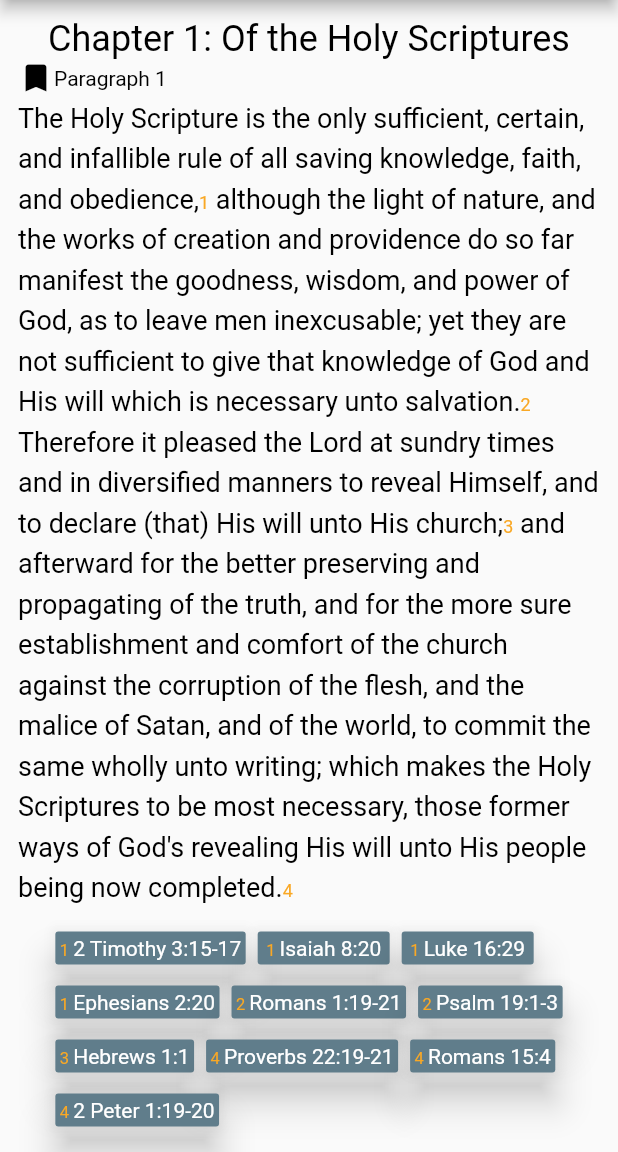
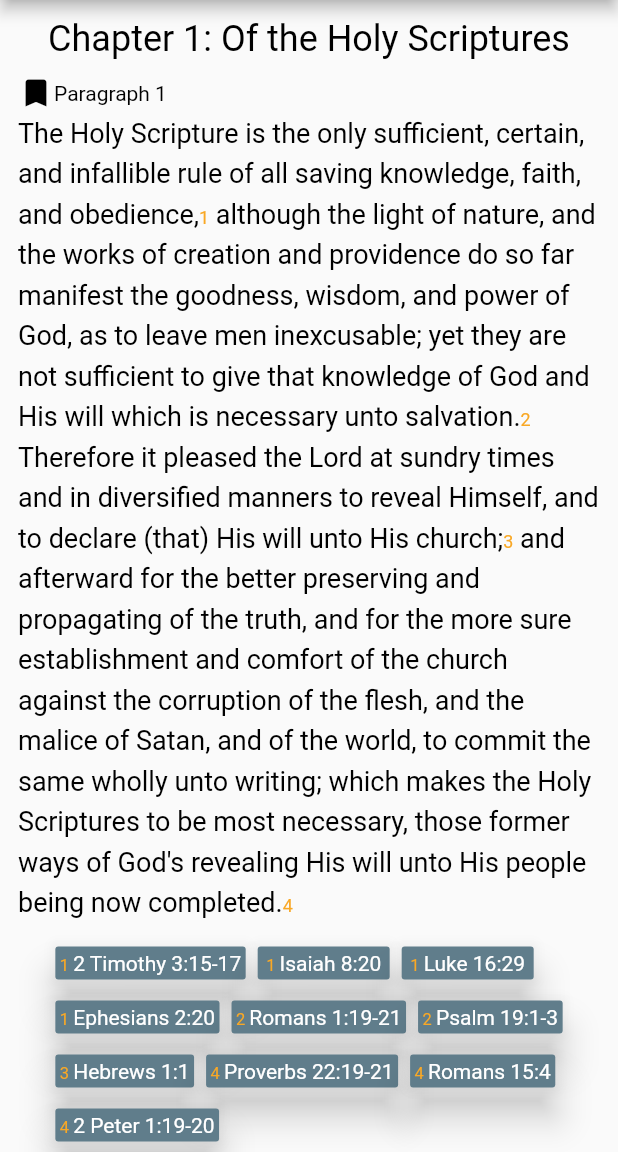
Before and after one commit to benhcleve/1689ConfessionFlutter, a Flutter app: the Chapter1 screen opened directly, on a phone screen of 412 x 824 dp, the part 84-1236 px from its top. Run offline on Flutter 3.47's test engine with Material 2 defaults, Android fonts, the phone set to English and light mode, and no system bars.

Commit message:
Finished Chapter 3, added dividers to paragraphs

```diff
--- a/lib/Components/page_layout.dart
+++ b/lib/Components/page_layout.dart
@@ -1,6 +1,7 @@
 import 'package:confession_app/Data/settings.dart';
 import 'package:confession_app/Screens/chapter_1.dart';
 import 'package:confession_app/Screens/chapter_2.dart';
+import 'package:confession_app/Screens/chapter_3.dart';
 import 'package:confession_app/Screens/settings_screen.dart';
 import 'package:flutter/material.dart';
 import 'package:confession_app/Components/page_route.dart';
@@ -13,8 +14,28 @@ class Layout {
     color: Colors.yellow[800],
   );
 
+  static Divider appDivider() {
+    if (Settings.isDarkMode)
+      return Divider(
+        color: Colors.white,
+        height: 0,
+        thickness: .5,
+        indent: 0,
+        endIndent: 0,
+      );
+    else {
+      return Divider(
+        color: Colors.black,
+        height: 0,
+        thickness: .5,
+        indent: 0,
+        endIndent: 0,
+      );
+    }
+  }
+
   static TextStyle plainTextBody() {
-    if (Settings.isDarkMode == true)
+    if (Settings.isDarkMode)
       return TextStyle(fontSize: 18, height: 1.5, color: Colors.white);
     else
       return TextStyle(fontSize: 18, height: 1.5, color: Colors.black);
@@ -50,6 +71,7 @@ class Layout {
           drawerButton(context, "Home", HomeScreen()),
           drawerButton(context, "Chapter 1", Chapter1()),
           drawerButton(context, "Chapter 2", Chapter2()),
+          drawerButton(context, "Chapter 3", Chapter3()),
           drawerButton(context, "Settings", SettingsScreen()),
         ],
       ),
@@ -58,7 +80,8 @@ class Layout {
 
   static SafeArea paragraph(Row title, List<TextSpan> sections, List<Padding> bibleVerses) {
     return SafeArea(
-      child: Column(children: [
+      child: Column(children: <Widget>[
+        SizedBox(height: 10),
         title,
         RichText(
           text: TextSpan(
@@ -69,6 +92,8 @@ class Layout {
           runSpacing: -20,
           children: bibleVerses,
         ),
+        SizedBox(height: 20),
+        appDivider(),
       ]),
     );
   }
--- a/lib/Data/settings.dart
+++ b/lib/Data/settings.dart
@@ -1,4 +1,4 @@
 class Settings {
-  static String selectedTranslation = 'ASV';
+  static String selectedTranslation = 'KJV';
   static bool isDarkMode = false;
 }
--- a/lib/Screens/chapter_1.dart
+++ b/lib/Screens/chapter_1.dart
@@ -27,6 +27,7 @@ class Chapter1 extends StatelessWidget {
             child: Column(
               children: [
                 Layout.cTitle("Chapter 1: Of the Holy Scriptures"),
+
                 //PARAGRAPH 1
                 Layout.paragraph(Layout.pTitle(1, par1), [
                   Layout.pSection(ChapterOneData.p1Sec1, 1),
@@ -45,12 +46,14 @@ class Chapter1 extends StatelessWidget {
                   BibleVerse.button(context, 4, "Romans 15:4"),
                   BibleVerse.button(context, 4, "2 Peter 1:19-20"),
                 ]),
+
                 //PARAGRAPH 2
                 Layout.paragraph(Layout.pTitle(2, par2), [
                   Layout.pSection(ChapterOneData.p2Sec5, 5),
                 ], [
                   BibleVerse.button(context, 5, "2 Timothy 3:16"),
                 ]),
+
                 //PARAGRAPH 3
                 Layout.paragraph(Layout.pTitle(3, par3), [
                   Layout.pSection(ChapterOneData.p3Sec6, 6),
@@ -59,6 +62,7 @@ class Chapter1 extends StatelessWidget {
                   BibleVerse.button(context, 6, "Luke 24:44"),
                   BibleVerse.button(context, 6, "Romans 3:2"),
                 ]),
+
                 //PARAGRAPH 4
                 Layout.paragraph(Layout.pTitle(4, par4), [
                   Layout.pSection(ChapterOneData.p4Sec7, 7),
@@ -68,6 +72,7 @@ class Chapter1 extends StatelessWidget {
                   BibleVerse.button(context, 7, "1 Thessalonians 2:13"),
                   BibleVerse.button(context, 7, "1 John 5:9"),
                 ]),
+
                 //PARAGRAPH 5
                 Layout.paragraph(Layout.pTitle(5, par5), [
                   Layout.pSection(ChapterOneData.p5Sec8, 8),
@@ -77,6 +82,7 @@ class Chapter1 extends StatelessWidget {
                   BibleVerse.button(context, 8, "1 John 2:20"),
                   BibleVerse.button(context, 8, "1 John 2:27"),
                 ]),
+
                 //PARAGRAPH 6
                 Layout.paragraph(Layout.pTitle(6, par6), [
                   Layout.pSection(ChapterOneData.p6Sec9, 9),
@@ -91,15 +97,17 @@ class Chapter1 extends StatelessWidget {
                   BibleVerse.button(context, 11, "1 Corinthians 14:26"),
                   BibleVerse.button(context, 11, "1 Corinthians 14:40"),
                 ]),
+
                 //PARAGRAPH 7
                 Layout.paragraph(Layout.pTitle(7, par7), [
-                  Layout.pSection(ChapterOneData.p7Sec12, 9),
-                  Layout.pSection(ChapterOneData.p7Sec13, 10),
+                  Layout.pSection(ChapterOneData.p7Sec12, 12),
+                  Layout.pSection(ChapterOneData.p7Sec13, 13),
                 ], [
                   BibleVerse.button(context, 12, "2 Peter 3:16"),
                   BibleVerse.button(context, 13, "Psalm 19:7"),
                   BibleVerse.button(context, 13, "Psalm 119:130"),
                 ]),
+
                 //PARAGRAPH 8
                 Layout.paragraph(Layout.pTitle(8, par8), [
                   Layout.pSection(ChapterOneData.p8Sec14, 14),
@@ -120,13 +128,15 @@ class Chapter1 extends StatelessWidget {
                   BibleVerse.button(context, 18, "1 Corinthians 14:28"),
                   BibleVerse.button(context, 19, "Colossians 3:16"),
                 ]),
+
                 //PARAGRAPH 9
                 Layout.paragraph(Layout.pTitle(9, par9), [
-                  Layout.pSection(ChapterOneData.p9Sec20, 14),
+                  Layout.pSection(ChapterOneData.p9Sec20, 20),
                 ], [
                   BibleVerse.button(context, 20, "2 Peter 1:20-21"),
                   BibleVerse.button(context, 20, "Acts 15:15-16"),
                 ]),
+
                 //PARAGRAPH 10
                 Layout.paragraph(Layout.pTitle(10, par10), [
                   Layout.pSection(ChapterOneData.p10Sec21, 21),
--- a/lib/Screens/chapter_2.dart
+++ b/lib/Screens/chapter_2.dart
@@ -1,6 +1,5 @@
 import 'package:confession_app/Components/bible_verse_button.dart';
 import 'package:confession_app/Components/page_layout.dart';
-import 'package:confession_app/Data/chapter1_data.dart';
 import 'package:confession_app/Data/chapter2_data.dart';
 import 'package:flutter/material.dart';
 
@@ -21,6 +20,7 @@ class Chapter2 extends StatelessWidget {
             child: Column(
               children: [
                 Layout.cTitle("Chapter 2: Of God and the Holy Trinity"),
+
                 //PARAGRAPH 1
                 Layout.paragraph(Layout.pTitle(1, par1), [
                   Layout.pSection(ChapterTwoData.p1Sec1, 1),
@@ -94,6 +94,7 @@ class Chapter2 extends StatelessWidget {
                   BibleVerse.button(context, 25, "Psalm 145:17"),
                   BibleVerse.button(context, 26, "Revelation 5:12-14"),
                 ]),
+
                 //PARAGRAPH 3
                 Layout.paragraph(Layout.pTitle(3, par3), [
                   Layout.pSection(ChapterTwoData.p3Sec27, 27),
```
Also changed, not shown: lib/Data/chapter3_data.dart (added, +33 -0 lines), lib/Screens/chapter_3.dart (added, +139 -0 lines).
